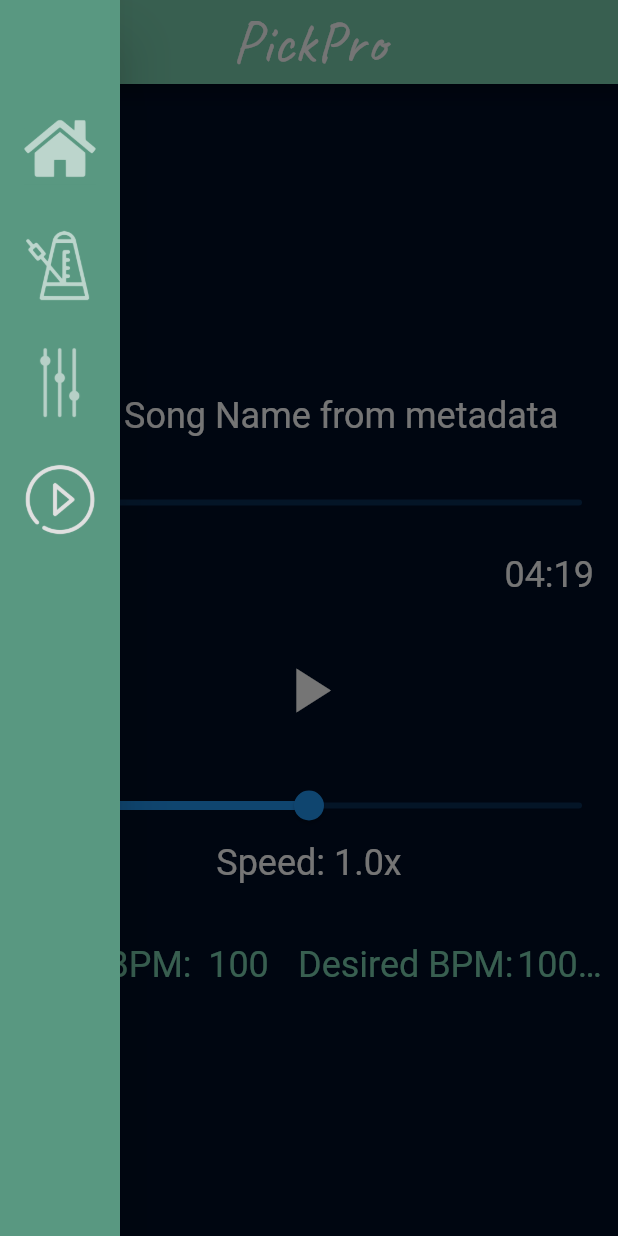
After one commit to dtam43/pick_pro, a Flutter app: the Playback screen opened by its route, with the side drawer open, on a phone screen of 412 x 824 dp. The commit adds this screen. Run offline on Flutter 3.47's test engine with Material 2 defaults, Android fonts, the phone set to English and light mode, and no system bars; our stand-ins replace audioplayers, just_audio.

Commit message:
day 13
- added base audio player
- allows for audio scrubbing, play/pause, and precise playback speed modification

- trying to fix a bug that prevents the player from remembering the current audio position until after hot restarting.

```diff
--- a/pick_pro/lib/main.dart
+++ b/pick_pro/lib/main.dart
@@ -1,6 +1,7 @@
 import 'package:flutter/material.dart';
 import 'metronome.dart';
 import 'chords.dart';
+import 'player.dart';
 
 const Color darkBlue = Color(0xFF000c24);
 const Color blueGreen = Color.fromARGB(255, 121, 207, 175);
@@ -19,6 +20,7 @@
           '/': (context) => Home(),
           '/metronome': (context) => Metronome(),
           '/chords': (context) => Chords(),
+          '/player': (context) => Playback(),
         }));
 
 // Preset Styles
@@ -63,13 +65,12 @@
           ),
           ListTile(
             title: Opacity(
-                opacity: this.index == 0 ? 1 : 0.6,
+                opacity: index == 0 ? 1 : 0.6,
                 child: Image.asset(
                   'assets/images/home.png',
                   width: 50,
                   height: 50,
                 )),
-            selected: this.index == 0,
             onTap: () {
               Navigator.pop(context);
               Navigator.pushNamed(context, '/');
@@ -80,7 +81,7 @@
           ),
           ListTile(
             title: Opacity(
-                opacity: this.index == 1 ? 1 : 0.6,
+                opacity: index == 1 ? 1 : 0.6,
                 child: Image.asset(
                   'assets/images/metronome_icon.png',
                   width: 40,
@@ -96,7 +97,7 @@
           ),
           ListTile(
             title: Opacity(
-                opacity: this.index == 2 ? 1 : 0.6,
+                opacity: index == 2 ? 1 : 0.6,
                 child: Image.asset(
                   'assets/images/chords.png',
                   width: 30,
@@ -105,6 +106,22 @@
             onTap: () {
               Navigator.pop(context);
               Navigator.pushNamed(context, '/chords');
+            },
+          ),
+          const SizedBox(
+            height: 20,
+          ),
+          ListTile(
+            title: Opacity(
+                opacity: index == 3 ? 1 : 0.6,
+                child: Image.asset(
+                  'assets/images/player.png',
+                  width: 30,
+                  height: 50,
+                )),
+            onTap: () {
+              Navigator.pop(context);
+              Navigator.pushNamed(context, '/player');
             },
           ),
         ],
--- a/pick_pro/lib/metronome.dart
+++ b/pick_pro/lib/metronome.dart
@@ -580,7 +580,7 @@
       ),
     );
 
-    Overlay.of(context)!.insert(overlayEntry);
+    Overlay.of(context).insert(overlayEntry);
 
     Future.delayed(const Duration(seconds: 1)).then((value) {
       overlayEntry.remove();
--- /dev/null
+++ b/pick_pro/lib/player.dart
@@ -0,0 +1,297 @@
+import 'package:flutter/material.dart';
+import 'package:pick_pro/main.dart';
+import 'package:pick_pro/metronome.dart';
+import 'package:audioplayers/audioplayers.dart';
+
+const Color darkBlue = Color(0xFF000c24);
+const Color blueGreen = Color.fromARGB(255, 121, 207, 175);
+
+final TextEditingController _controller = TextEditingController();
+final TextEditingController _speedController = TextEditingController();
+final TextEditingController _hintController = TextEditingController();
+
+class Playback extends StatefulWidget {
+  @override
+  PlaybackState createState() => PlaybackState();
+}
+
+class PlaybackState extends State<Playback> {
+  final player = AudioPlayer();
+
+  late Duration songLength;
+  late Duration currentTime;
+  double playbackSpeed = 1;
+  String assetPath = 'assets/sounds/demo_song.mp3';
+  bool isPlaying = false;
+  int bpm = 100;
+
+  @override
+  void initState() {
+    super.initState();
+
+    player.setReleaseMode(ReleaseMode.STOP);
+
+    // Set defualt song
+    player.setUrl(assetPath, isLocal: true);
+    currentTime = Duration.zero;
+    songLength = const Duration(seconds: 259);
+
+    // Listeners for changes in player states
+    player.onPlayerStateChanged.listen((state) {
+      setState(() {
+        isPlaying = state == PlayerState.PLAYING;
+      });
+    });
+
+    player.onDurationChanged.listen((newSongLength) {
+      setState(() {
+        songLength = newSongLength;
+      });
+    });
+
+    player.onAudioPositionChanged.listen((newCurrentTime) {
+      setState(() {
+        currentTime = newCurrentTime;
+      });
+    });
+  }
+
+  @override
+  Widget build(BuildContext context) {
+    print(formatTime(currentTime));
+    return Scaffold(
+      appBar: AppBar(
+        title: const Text(
+          'PickPro',
+          style: TextStyle(
+            fontSize: 40.0,
+            fontFamily: 'Caveat',
+          ),
+        ),
+        centerTitle: true,
+        backgroundColor: blueGreen,
+      ),
+      body: Container(
+        color: darkBlue,
+        child: Column(
+          mainAxisAlignment: MainAxisAlignment.center,
+          children: <Widget>[
+            const SizedBox(
+              height: 32,
+            ),
+            Text('Get Song Name from metadata', style: buttonText()),
+            const SizedBox(height: 20),
+            Slider(
+                min: 0,
+                max: songLength.inSeconds.toDouble(),
+                value: currentTime.inSeconds.toDouble(),
+                onChanged: (value) {
+                  final position = Duration(seconds: value.toInt());
+                  player.pause();
+                  player.seek(position);
+                  setState(() {});
+                }),
+            Padding(
+              padding: const EdgeInsets.symmetric(horizontal: 16, vertical: 10),
+              child: Row(
+                mainAxisAlignment: MainAxisAlignment.spaceBetween,
+                children: [
+                  Text(
+                    formatTime(currentTime),
+                    style: buttonText(),
+                  ),
+                  Text(
+                    formatTime(songLength),
+                    style: buttonText(),
+                  ),
+                ],
+              ),
+            ),
+            const SizedBox(height: 20),
+            IconButton(
+              icon: Icon(isPlaying ? Icons.pause : Icons.play_arrow,
+                  color: Colors.white),
+              iconSize: 50,
+              onPressed: () {
+                if (isPlaying) {
+                  player.pause();
+                } else {
+                  player.seek(currentTime);
+                  player.resume();
+                }
+              },
+            ),
+            const SizedBox(height: 20),
+            Slider(
+                min: 0.5,
+                max: 1.5,
+                value: playbackSpeed,
+                onChanged: (value) {
+                  playbackSpeed = double.parse(value.toStringAsFixed(2));
+                  player.pause();
+                  player.setPlaybackRate(playbackSpeed);
+                  setState(() {});
+                }),
+            Center(
+              child: Text(
+                'Speed: ${playbackSpeed}x',
+                style: buttonText(),
+              ),
+            ),
+            const SizedBox(
+              height: 30,
+            ),
+            Row(
+              mainAxisAlignment: MainAxisAlignment.spaceEvenly,
+              children: [
+                Row(
+                  mainAxisAlignment: MainAxisAlignment.start,
+                  children: [
+                    SizedBox(
+                        width: 120,
+                        height: 30,
+                        child: TextField(
+                            textAlign: TextAlign.center,
+                            controller: _hintController,
+                            enabled: false,
+                            decoration: const InputDecoration(
+                                hintText: 'Song BPM:',
+                                hintStyle:
+                                    TextStyle(color: blueGreen, fontSize: 24),
+                                filled: true,
+                                fillColor: Colors.transparent,
+                                border: InputBorder.none,
+                                enabledBorder: InputBorder.none,
+                                focusedBorder: InputBorder.none,
+                                contentPadding: EdgeInsets.zero),
+                            cursorColor: Colors.white,
+                            onSubmitted: (String value) {})),
+                    SizedBox(
+                      width: 60.0,
+                      height: 30.0,
+                      child: TextField(
+                        textAlign: TextAlign.center,
+                        controller: _controller,
+                        keyboardType: TextInputType.number,
+                        style: const TextStyle(
+                          color: blueGreen,
+                          fontSize: 24.0,
+                        ),
+                        decoration: InputDecoration(
+                            hintText: '${bpm}',
+                            hintStyle:
+                                const TextStyle(color: blueGreen, fontSize: 24),
+                            alignLabelWithHint: true,
+                            filled: true,
+                            fillColor: Colors.transparent,
+                            border: InputBorder.none,
+                            enabledBorder: InputBorder.none,
+                            focusedBorder: InputBorder.none,
+                            contentPadding: EdgeInsets.zero),
+                        cursorColor: Colors.white,
+                        onSubmitted: (String value) {
+                          _controller.clear();
+                          try {
+                            bpm = int.parse(value);
+                            setState(() {});
+                          } catch (e) {
+                            ErrorPopup.show(
+                                context, "The BPM you entered is invalid.");
+                          }
+                        },
+                      ),
+                    ),
+                  ],
+                ),
+                Row(
+                  mainAxisAlignment: MainAxisAlignment.start,
+                  children: [
+                    SizedBox(
+                        width: 145,
+                        height: 30,
+                        child: TextField(
+                            textAlign: TextAlign.center,
+                            controller: _hintController,
+                            enabled: false,
+                            decoration: const InputDecoration(
+                                hintText: 'Desired BPM:',
+                                hintStyle:
+                                    TextStyle(color: blueGreen, fontSize: 24),
+                                filled: true,
+                                fillColor: Colors.transparent,
+                                border: InputBorder.none,
+                                enabledBorder: InputBorder.none,
+                                focusedBorder: InputBorder.none,
+                                contentPadding: EdgeInsets.zero),
+                            cursorColor: Colors.white,
+                            onSubmitted: (String value) {})),
+                    SizedBox(
+                      width: 60.0,
+                      height: 30.0,
+                      child: TextField(
+                        textAlign: TextAlign.center,
+                        controller: _speedController,
+                        keyboardType: TextInputType.number,
+                        style: const TextStyle(
+                          color: blueGreen,
+                          fontSize: 24.0,
+                        ),
+                        decoration: InputDecoration(
+                            hintText: '${bpm * playbackSpeed}',
+                            hintStyle:
+                                TextStyle(color: blueGreen, fontSize: 24),
+                            alignLabelWithHint: true,
+                            filled: true,
+                            fillColor: Colors.transparent,
+                            border: InputBorder.none,
+                            enabledBorder: InputBorder.none,
+                            focusedBorder: InputBorder.none,
+                            contentPadding: EdgeInsets.zero),
+                        cursorColor: Colors.white,
+                        onSubmitted: (String value) {
+                          _controller.clear();
+                          try {
+                            int newBPM = int.parse(value);
+                            playbackSpeed =
+                                double.parse((newBPM / bpm).toStringAsFixed(2));
+                            player.pause();
+                            player.setPlaybackRate(playbackSpeed);
+                            setState(() {});
+                          } catch (e) {
+                            ErrorPopup.show(
+                                context, "The BPM you entered is invalid.");
+                          }
+                        },
+                      ),
+                    ),
+                  ],
+                ),
+              ],
+            ),
+          ],
+        ),
+      ),
+      drawer: MyDrawer(index: 3),
+    );
+  }
+
+  String formatTime(Duration duration) {
+    // Format single integers to 2 digits long (i.e. 02)
+    String formatDigits(int n) => n.toString().padLeft(2, '0');
+
+    final hours = formatDigits(duration.inHours);
+    final minutes = formatDigits(duration.inMinutes);
+    final seconds = formatDigits(
+        duration.inSeconds - 60 * (duration.inSeconds / 60).floor());
+
+    List<String> time = [];
+
+    if (duration.inHours > 0) {
+      time.add(hours);
+    }
+
+    time.add(minutes);
+    time.add(seconds);
+    return time.join(':');
+  }
+}
--- a/pick_pro/pubspec.yaml
+++ b/pick_pro/pubspec.yaml
@@ -30,10 +30,13 @@
   flutter:
     sdk: flutter
   just_audio: ^0.9.13
+  audioplayers: ^0.20.1
+  flutter_media_metadata: ^1.0.0
 
   # The following adds the Cupertino Icons font to your application.
   # Use with the CupertinoIcons class for iOS style icons.
   cupertino_icons: ^1.0.2
+  file_picker: ^5.3.2
 
 dev_dependencies:
   flutter_test:
```
Also changed, not shown: pick_pro/assets/images/player.png (added), pick_pro/pubspec.lock, 6 other files.
